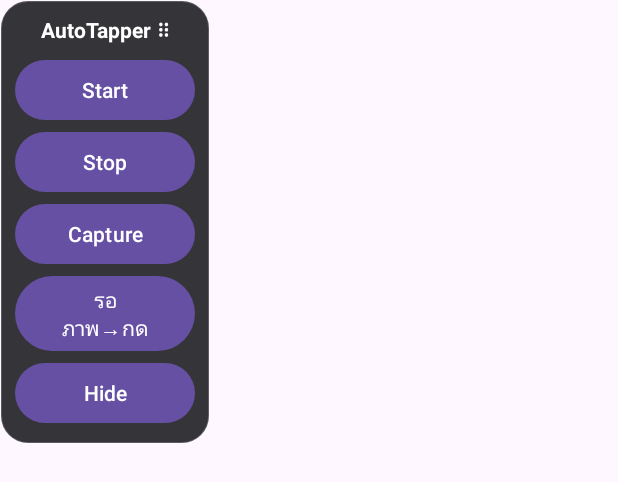
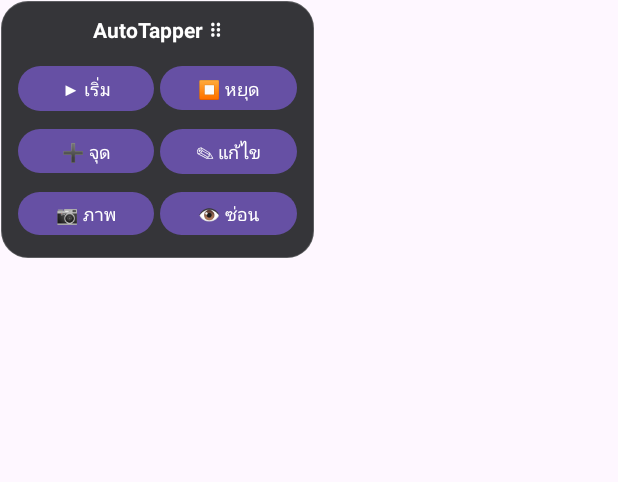
Before and after one commit to hardza1230/CongratePrim, an Android app: the layout overlay_controls.xml on its own in the app's theme, with its tools: preview values and no code run, on a phone screen of 412 x 824 dp. Shown: the top 482 px of the screen. Run offline under Robolectric (Android 15) with nearby library versions, the phone set to English and light mode, and no system bars.

Commit message:
Add draggable on-screen tap markers for setting points
Replaces blind coordinate capture with the popular auto-clicker pattern:
numbered draggable circles drawn over the screen. Add points with ➕,
drag markers to position (auto-saved), long-press to delete, and toggle
the edit overlay with ✎. Markers are hidden while running or capturing a
reference image. Floating panel restyled into a compact 2-column grid.

Co-Authored-By: Claude Opus 4.8 <noreply@anthropic.com>
Claude-Session: https://claude.ai/code/session_01Hrva6td1esgvknZVWSiZ3q

```diff
--- /dev/null
+++ b/app/src/main/res/drawable/marker_circle.xml
@@ -0,0 +1,6 @@
+<?xml version="1.0" encoding="utf-8"?>
+<shape xmlns:android="http://schemas.android.com/apk/res/android"
+    android:shape="oval">
+    <solid android:color="#E66650A4" />
+    <stroke android:width="2dp" android:color="#FFFFFFFF" />
+</shape>
--- a/app/src/main/res/layout/overlay_controls.xml
+++ b/app/src/main/res/layout/overlay_controls.xml
@@ -1,8 +1,8 @@
 <?xml version="1.0" encoding="utf-8"?>
-<!-- The floating control panel drawn by the AccessibilityService. -->
+<!-- Compact floating control panel drawn by the AccessibilityService. -->
 <LinearLayout xmlns:android="http://schemas.android.com/apk/res/android"
     android:id="@+id/panelRoot"
-    android:layout_width="wrap_content"
+    android:layout_width="210dp"
     android:layout_height="wrap_content"
     android:orientation="vertical"
     android:background="@drawable/panel_background"
@@ -16,35 +16,83 @@
         android:textColor="@color/white"
         android:textStyle="bold"
         android:gravity="center"
-        android:paddingBottom="6dp" />
+        android:paddingBottom="8dp" />
+
+    <LinearLayout
+        android:layout_width="match_parent"
+        android:layout_height="wrap_content"
+        android:orientation="horizontal">
 
         <Button
             android:id="@+id/btnStart"
-        android:layout_width="120dp"
+            android:layout_width="0dp"
+            android:layout_weight="1"
             android:layout_height="wrap_content"
+            android:layout_margin="2dp"
+            android:minHeight="0dp"
+            android:textSize="12sp"
             android:text="@string/panel_start" />
 
         <Button
             android:id="@+id/btnStop"
-        android:layout_width="120dp"
+            android:layout_width="0dp"
+            android:layout_weight="1"
             android:layout_height="wrap_content"
+            android:layout_margin="2dp"
+            android:minHeight="0dp"
+            android:textSize="12sp"
             android:text="@string/panel_stop" />
+    </LinearLayout>
+
+    <LinearLayout
+        android:layout_width="match_parent"
+        android:layout_height="wrap_content"
+        android:orientation="horizontal">
 
         <Button
-        android:id="@+id/btnCapture"
-        android:layout_width="120dp"
+            android:id="@+id/btnAddPoint"
+            android:layout_width="0dp"
+            android:layout_weight="1"
             android:layout_height="wrap_content"
-        android:text="@string/panel_capture" />
+            android:layout_margin="2dp"
+            android:minHeight="0dp"
+            android:textSize="12sp"
+            android:text="@string/panel_add_point" />
+
+        <Button
+            android:id="@+id/btnEditPoints"
+            android:layout_width="0dp"
+            android:layout_weight="1"
+            android:layout_height="wrap_content"
+            android:layout_margin="2dp"
+            android:minHeight="0dp"
+            android:textSize="12sp"
+            android:text="@string/panel_edit_points" />
+    </LinearLayout>
+
+    <LinearLayout
+        android:layout_width="match_parent"
+        android:layout_height="wrap_content"
+        android:orientation="horizontal">
 
         <Button
             android:id="@+id/btnImgCond"
-        android:layout_width="120dp"
+            android:layout_width="0dp"
+            android:layout_weight="1"
             android:layout_height="wrap_content"
+            android:layout_margin="2dp"
+            android:minHeight="0dp"
+            android:textSize="12sp"
             android:text="@string/panel_img_cond" />
 
         <Button
             android:id="@+id/btnHide"
-        android:layout_width="120dp"
+            android:layout_width="0dp"
+            android:layout_weight="1"
             android:layout_height="wrap_content"
+            android:layout_margin="2dp"
+            android:minHeight="0dp"
+            android:textSize="12sp"
             android:text="@string/panel_hide" />
     </LinearLayout>
+</LinearLayout>
--- a/app/src/main/res/values/strings.xml
+++ b/app/src/main/res/values/strings.xml
@@ -10,18 +10,19 @@
 
     <string name="loop_count_hint">Loops (0 = forever)</string>
     <string name="add_step">Add step manually</string>
-    <string name="capture_hint">Tip: use CAPTURE on the floating panel to record a tap point by touching the screen.</string>
+    <string name="capture_hint">วิธีใช้: กด ➕จุด บนแผงลอยเพื่อเพิ่มจุดแตะ แล้วลากวงกลมไปวางตรงที่ต้องการ • ลากค้างที่วงกลมเพื่อลบ • กด 📷ภาพ เพื่อตั้งแบบ “รอภาพ→กด” • ตั้งเวลารอ (ms) ของแต่ละจุดได้ในรายการด้านบน</string>
 
     <string name="step_x">X</string>
     <string name="step_y">Y</string>
     <string name="step_delay">Wait (ms)</string>
     <string name="delete">Delete</string>
 
-    <string name="panel_start">Start</string>
-    <string name="panel_stop">Stop</string>
-    <string name="panel_capture">Capture</string>
-    <string name="panel_img_cond">รอภาพ→กด</string>
-    <string name="panel_hide">Hide</string>
+    <string name="panel_start">▶ เริ่ม</string>
+    <string name="panel_stop">⏹ หยุด</string>
+    <string name="panel_add_point">➕ จุด</string>
+    <string name="panel_edit_points">✎ แก้ไข</string>
+    <string name="panel_img_cond">📷 ภาพ</string>
+    <string name="panel_hide">👁 ซ่อน</string>
 
     <string name="cond_label">📷 รอให้ภาพนี้โผล่ก่อน แล้วค่อยแตะจุดด้านล่าง</string>
 </resources>
```
Also changed, not shown: app/src/main/java/com/example/autotapper/service/AutoTapService.kt (+145 -6 lines), app/src/main/res/layout/marker_view.xml (added, +11 -0 lines). Lines whose indentation alone changed are shown as unchanged.
